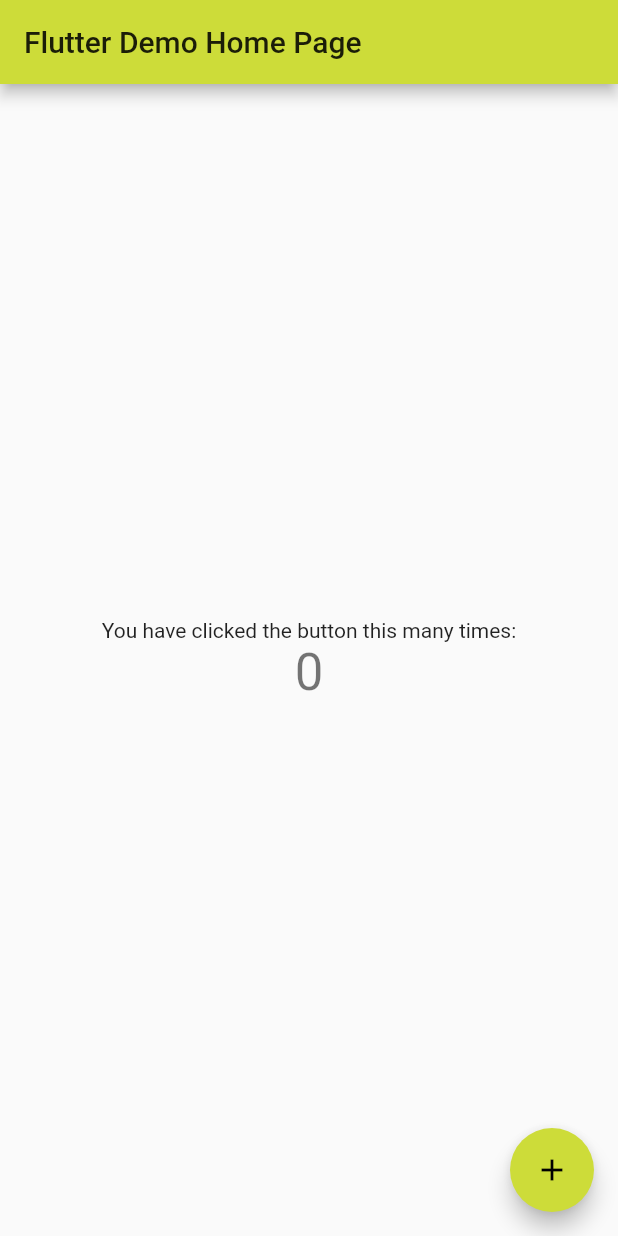
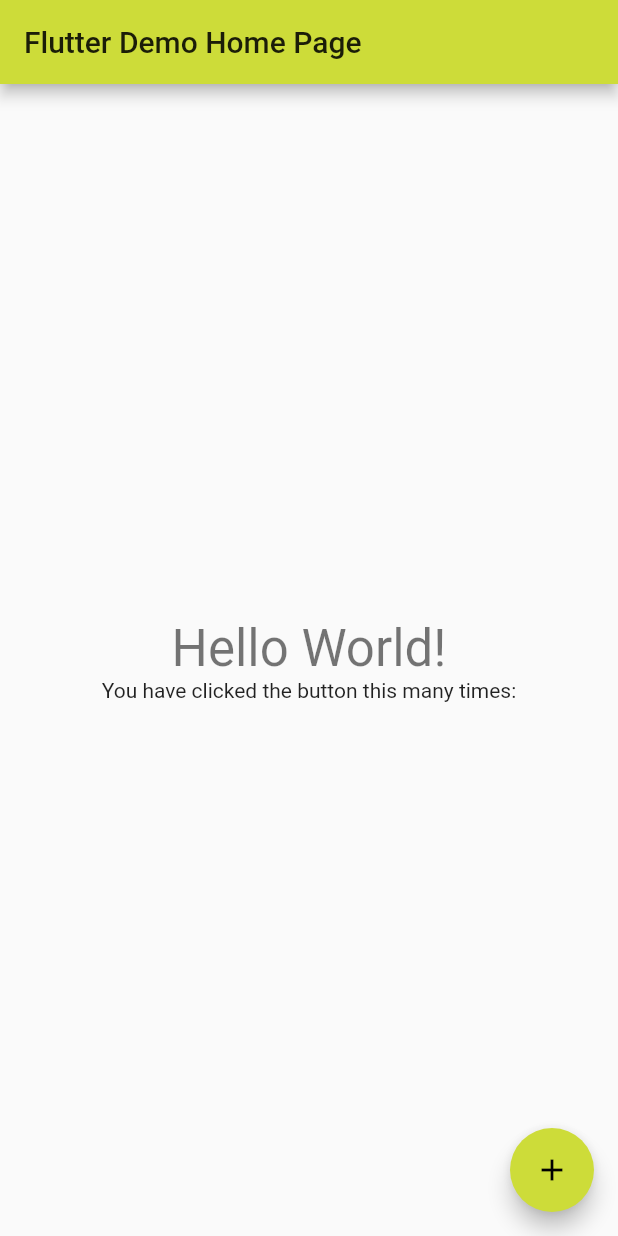
Before and after one commit to Lissy93/nfu, a Flutter app: the screen it shows after launch, on a phone screen of 412 x 824 dp. Run offline on Flutter 3.47's test engine with Material 2 defaults, Android fonts, the phone set to English and light mode, and no system bars; our stand-ins replace sqflite; accounts and stored records are empty.

```diff
--- a/lib/main.dart
+++ b/lib/main.dart
@@ -12,7 +12,7 @@ class MyApp extends StatelessWidget {
       theme: ThemeData(
         primarySwatch: Colors.lime,
       ),
-      home: MyHomePage(title: 'Flutter Demo Home Page'),
+      home: MyHomePage(context, title: 'Flutter Demo Home Page'),
     );
   }
 }
--- /dev/null
+++ b/lib/screens/AddItemForm.dart
@@ -0,0 +1 @@
+import 'package:flutter/material.dart';
--- a/lib/screens/Home.dart
+++ b/lib/screens/Home.dart
@@ -1,8 +1,8 @@
 import 'package:flutter/material.dart';
-
+import '../widgets/hello.dart';
 
 class MyHomePage extends StatefulWidget {
-  MyHomePage({Key key, this.title}) : super(key: key);
+  MyHomePage(BuildContext context, {Key key, this.title}) : super(key: key);
   final String title;
 
   @override
@@ -28,13 +28,11 @@ class _MyHomePageState extends State<MyHomePage> {
         child: Column(
           mainAxisAlignment: MainAxisAlignment.center,
           children: <Widget>[
+            helloWidget(context),
             Text(
               'You have clicked the button this many times:',
             ),
-            Text(
-              '$_counter',
-              style: Theme.of(context).textTheme.display1,
-            ),
+
           ],
         ),
       ),
--- /dev/null
+++ b/lib/widgets/hello.dart
@@ -0,0 +1,8 @@
+import 'package:flutter/material.dart';
+
+Widget helloWidget(BuildContext context) {
+  return Text(
+    'Hello World!',
+    style: Theme.of(context).textTheme.display1,
+  );
+}
```
Also changed, not shown: pubspec.yaml (+3 -20 lines), pubspec.lock.
